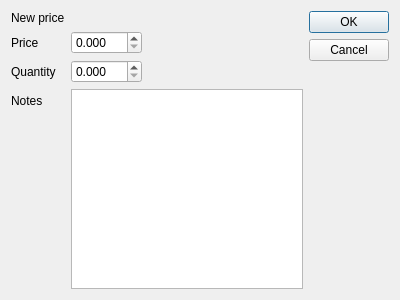
Greezael/sukaldu, file pricedialog.ui: the form before one commit.
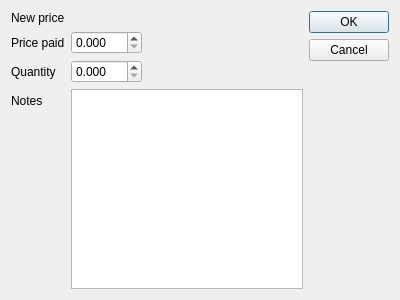
The form after the commit.

Diff of the .ui file:
```diff
--- a/pricedialog.ui
+++ b/pricedialog.ui
@@ -29,7 +29,7 @@
      <item row="2" column="0">
       <widget class="QLabel" name="price_price_tag">
        <property name="text">
-        <string>Price</string>
+        <string>Price paid</string>
        </property>
       </widget>
      </item>
```
Left out of the diff: 2 changed lines with no effect on the pictures.
